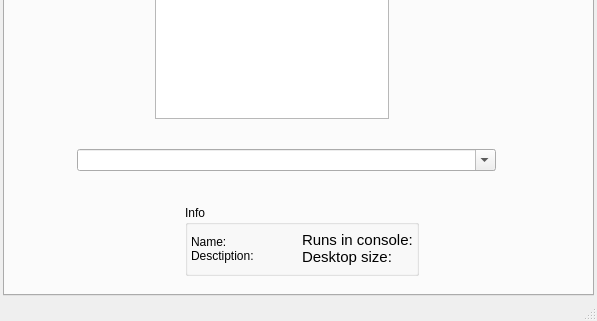
First picture: the form in src/q4wine-gui/uis/MainWindow.ui, repository brezerk/q4wine, before the edit; both pictures show x 0 to 597 and y 188 to 509 of the 597 by 509 pixel window.
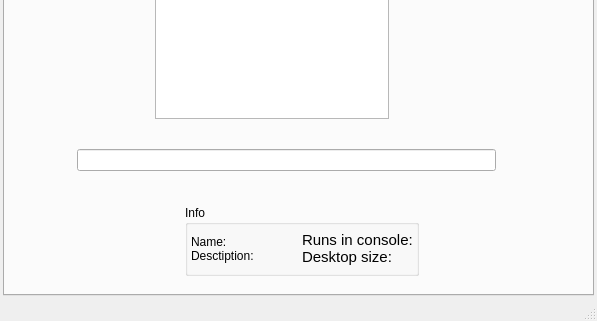
Second picture: the form after the edit. Icons and pictures are not drawn.

Commit message: Registry enjene updates; Wizard updates; Main window gui improvements;

```diff
--- a/src/q4wine-gui/uis/MainWindow.ui
+++ b/src/q4wine-gui/uis/MainWindow.ui
@@ -131,17 +131,7 @@
           </widget>
          </item>
          <item>
-          <widget class="QComboBox" name="comboFilter">
-           <property name="sizePolicy">
-            <sizepolicy hsizetype="MinimumExpanding" vsizetype="Fixed">
-             <horstretch>0</horstretch>
-             <verstretch>0</verstretch>
-            </sizepolicy>
-           </property>
-           <property name="editable">
-            <bool>true</bool>
-           </property>
-          </widget>
+          <widget class="QLineEdit" name="txtIconFilter"/>
          </item>
         </layout>
        </widget>
```
The commit also changes 7 other files.
